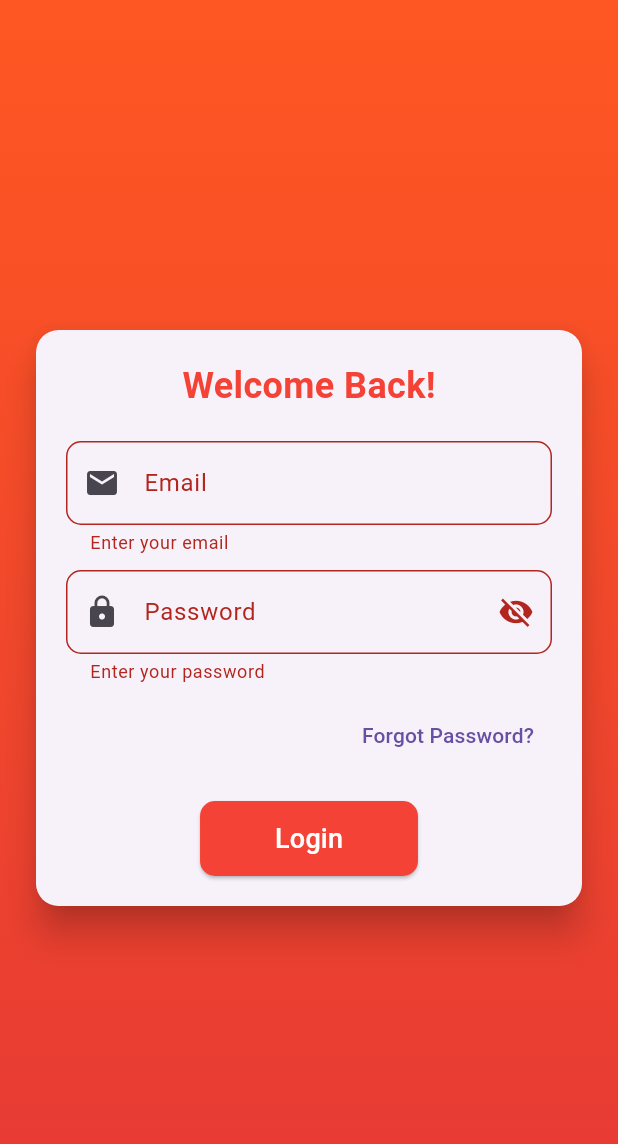
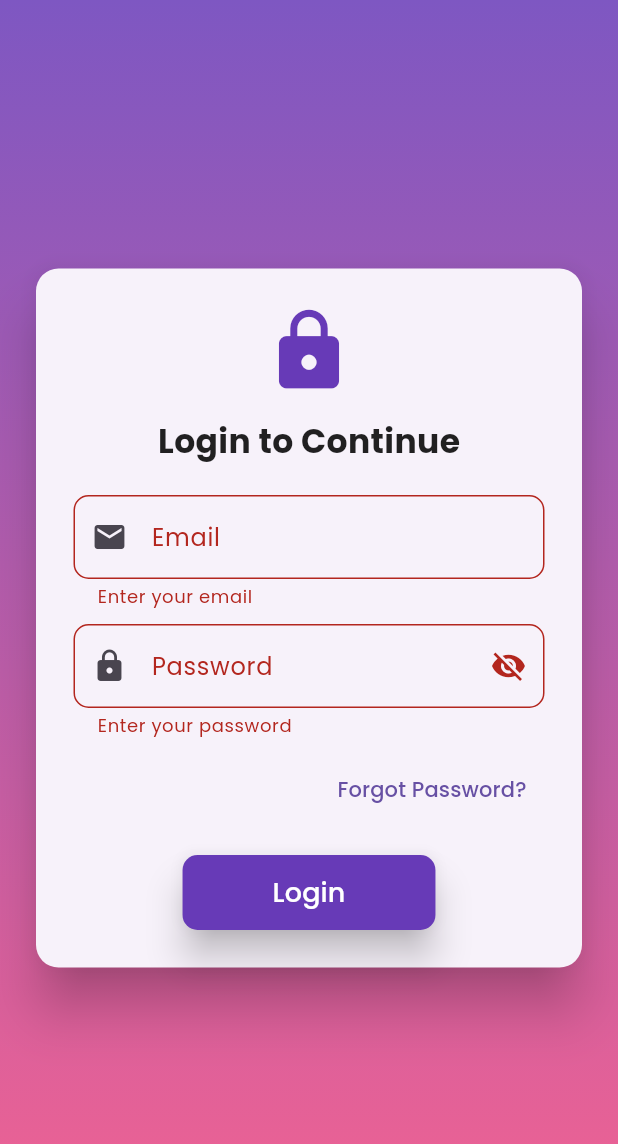
Before and after one commit to Fazallahmed/flutterloginpage, a Flutter app: the screen it shows after launch, after a tap on "Login", on a phone screen of 412 x 824 dp. Shown: the top 1144 px of the screen. Run offline on Flutter 3.47's test engine with Material 3 defaults, Android fonts, the phone set to English and light mode, and no system bars; our stand-ins replace google_fonts.

Commit message:
Initial commit

```diff
--- a/lib/main.dart
+++ b/lib/main.dart
@@ -1,4 +1,5 @@
 import 'package:flutter/material.dart';
+import 'package:google_fonts/google_fonts.dart';
 import 'HomeScreen.dart';
 
 void main() {
@@ -12,7 +13,7 @@ class MyApp extends StatelessWidget {
       debugShowCheckedModeBanner: false,
       theme: ThemeData(
         primarySwatch: Colors.blue,
-        scaffoldBackgroundColor: Colors.white,
+        fontFamily: GoogleFonts.poppins().fontFamily, // Better typography
       ),
       home: LoginScreen(),
     );
@@ -29,7 +30,26 @@ class _LoginScreenState extends State<LoginScreen> {
   final TextEditingController _emailController = TextEditingController();
   final TextEditingController _passwordController = TextEditingController();
   bool _isLoading = false;
-  bool _isPasswordVisible = false; // Toggle for password visibility
+  bool _isPasswordVisible = false;
+
+  void _login() {
+    if (_formKey.currentState!.validate()) {
+      setState(() => _isLoading = true);
+
+      Future.delayed(Duration(seconds: 2), () {
+        setState(() => _isLoading = false);
+        Navigator.push(
+          context,
+          PageRouteBuilder(
+            pageBuilder: (context, animation, secondaryAnimation) => HomeScreen(),
+            transitionsBuilder: (context, animation, secondaryAnimation, child) {
+              return FadeTransition(opacity: animation, child: child);
+            },
+          ),
+        );
+      });
+    }
+  }
 
   @override
   Widget build(BuildContext context) {
@@ -37,7 +57,7 @@ class _LoginScreenState extends State<LoginScreen> {
       body: Container(
         decoration: BoxDecoration(
           gradient: LinearGradient(
-            colors: [Colors.deepOrange, Colors.red.shade600],
+            colors: [Colors.deepPurple.shade400, Colors.pink.shade300],
             begin: Alignment.topCenter,
             end: Alignment.bottomCenter,
           ),
@@ -46,24 +66,25 @@ class _LoginScreenState extends State<LoginScreen> {
           child: Padding(
             padding: const EdgeInsets.all(20.0),
             child: Card(
-              shape: RoundedRectangleBorder(
-                borderRadius: BorderRadius.circular(15),
-              ),
-              elevation: 10,
+              shape: RoundedRectangleBorder(borderRadius: BorderRadius.circular(15)),
+              elevation: 15,
               child: Padding(
-                padding: const EdgeInsets.all(20.0),
+                padding: const EdgeInsets.all(25.0),
                 child: Form(
                   key: _formKey,
                   child: Column(
                     mainAxisSize: MainAxisSize.min,
                     children: [
+                      TweenAnimationBuilder<double>(
+                        tween: Tween<double>(begin: 0, end: 1),
+                        duration: Duration(seconds: 1),
+                        builder: (context, value, child) => Opacity(opacity: value, child: child),
+                        child: Icon(Icons.lock, size: 60, color: Colors.deepPurple),
+                      ),
+                      SizedBox(height: 15),
                       Text(
-                        'Welcome Back!',
-                        style: TextStyle(
-                          fontSize: 24,
-                          fontWeight: FontWeight.bold,
-                          color: Colors.red,
-                        ),
+                        'Login to Continue',
+                        style: TextStyle(fontSize: 22, fontWeight: FontWeight.bold, color: Colors.black87),
                       ),
                       SizedBox(height: 20),
                       TextFormField(
@@ -71,18 +92,9 @@ class _LoginScreenState extends State<LoginScreen> {
                         decoration: InputDecoration(
                           labelText: 'Email',
                           prefixIcon: Icon(Icons.email),
-                          border: OutlineInputBorder(
-                            borderRadius: BorderRadius.circular(10),
-                          ),
+                          border: OutlineInputBorder(borderRadius: BorderRadius.circular(10)),
                         ),
-                        validator: (value) {
-                          if (value == null || value.isEmpty) {
-                            return 'Enter your email';
-                          } else if (!RegExp(r'^[^@]+@[^@]+\.[^@]+').hasMatch(value)) {
-                            return 'Enter a valid email';
-                          }
-                          return null;
-                        },
+                        validator: (value) => value!.isEmpty ? 'Enter your email' : null,
                       ),
                       SizedBox(height: 10),
                       TextFormField(
@@ -92,76 +104,30 @@ class _LoginScreenState extends State<LoginScreen> {
                           labelText: 'Password',
                           prefixIcon: Icon(Icons.lock),
                           suffixIcon: IconButton(
-                            icon: Icon(
-                              _isPasswordVisible ? Icons.visibility : Icons.visibility_off,
-                            ),
-                            onPressed: () {
-                              setState(() {
-                                _isPasswordVisible = !_isPasswordVisible;
-                              });
-                            },
+                            icon: Icon(_isPasswordVisible ? Icons.visibility : Icons.visibility_off),
+                            onPressed: () => setState(() => _isPasswordVisible = !_isPasswordVisible),
                           ),
-                          border: OutlineInputBorder(
-                            borderRadius: BorderRadius.circular(10),
-                          ),
+                          border: OutlineInputBorder(borderRadius: BorderRadius.circular(10)),
                         ),
-                        validator: (value) {
-                          if (value == null || value.isEmpty) {
-                            return 'Enter your password';
-                          }
-                          return null;
-                        },
+                        validator: (value) => value!.isEmpty ? 'Enter your password' : null,
                       ),
                       SizedBox(height: 10),
                       Align(
                         alignment: Alignment.centerRight,
-                        child: TextButton(
-                          onPressed: () {}, // Implement Forgot Password functionality
-                          child: Text('Forgot Password?'),
-                        ),
+                        child: TextButton(onPressed: () {}, child: Text('Forgot Password?')),
                       ),
                       SizedBox(height: 20),
                       _isLoading
-                          ? CircularProgressIndicator() // Show loading indicator while logging in
+                          ? CircularProgressIndicator()
                           : ElevatedButton(
-                        onPressed: () {
-                          if (_formKey.currentState!.validate()) {
-                            setState(() {
-                              _isLoading = true;
-                            });
-
-                            Future.delayed(Duration(seconds: 2), () {
-                              setState(() {
-                                _isLoading = false;
-                              });
-                              Navigator.push(
-                                context,
-                                PageRouteBuilder(
-                                  pageBuilder: (context, animation, secondaryAnimation) =>
-                                      HomeScreen(),
-                                  transitionsBuilder:
-                                      (context, animation, secondaryAnimation, child) {
-                                    return FadeTransition(
-                                      opacity: animation,
-                                      child: child,
-                                    );
-                                  },
-                                ),
-                              );
-                            });
-                          }
-                        },
+                        onPressed: _login,
                         style: ElevatedButton.styleFrom(
-                          padding: EdgeInsets.symmetric(horizontal: 50, vertical: 12),
-                          shape: RoundedRectangleBorder(
-                            borderRadius: BorderRadius.circular(10),
-                          ),
-                          backgroundColor: Colors.red,
+                          padding: EdgeInsets.symmetric(horizontal: 60, vertical: 12),
+                          shape: RoundedRectangleBorder(borderRadius: BorderRadius.circular(10)),
+                          backgroundColor: Colors.deepPurple,
+                          elevation: 10,
                         ),
-                        child: Text(
-                          'Login',
-                          style: TextStyle(fontSize: 18, color: Colors.white),
-                        ),
+                        child: Text('Login', style: TextStyle(fontSize: 18, color: Colors.white)),
                       ),
                     ],
                   ),
--- a/pubspec.yaml
+++ b/pubspec.yaml
@@ -12,6 +12,7 @@ dependencies:
     sdk: flutter
   lottie: ^2.2.0
   cupertino_icons: ^1.0.8
+  google_fonts: ^6.2.1
 
 flutter:
     uses-material-design: true
```
Also changed, not shown: lib/HomeScreen.dart (+26 -20 lines), pubspec.lock, 1 other file.
